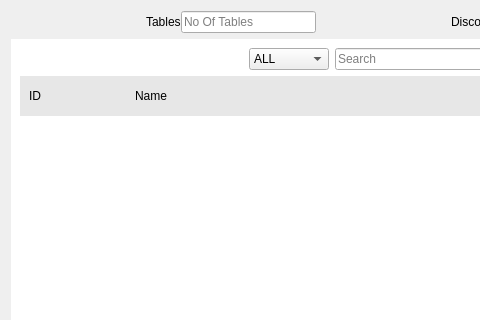
This is menu/admin/adminwidget.ui in Anmol-A-jain/Dyner as Qt 5 draws it before an edit; both pictures show x 0 to 480 and y 0 to 320 of the 1149 by 775 pixel window. The edited form follows.
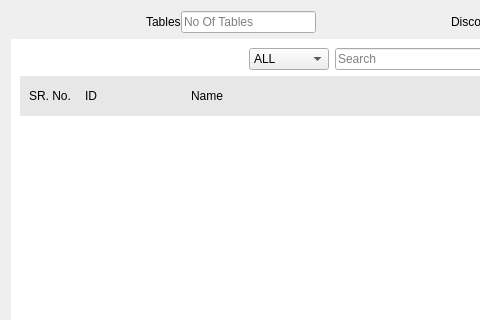
This is the edited form.

The edit to the form file:
```diff
--- a/menu/admin/adminwidget.ui
+++ b/menu/admin/adminwidget.ui
@@ -283,6 +283,19 @@
            <property name="bottomMargin">
             <number>13</number>
            </property>
+           <item>
+            <widget class="QLabel" name="label_2">
+             <property name="maximumSize">
+              <size>
+               <width>50</width>
+               <height>16777215</height>
+              </size>
+             </property>
+             <property name="text">
+              <string>SR. No.</string>
+             </property>
+            </widget>
+           </item>
            <item>
             <widget class="QLabel" name="label_id">
              <property name="maximumSize">
```
Left out of the diff: 2 changed lines with no effect on the pictures.
